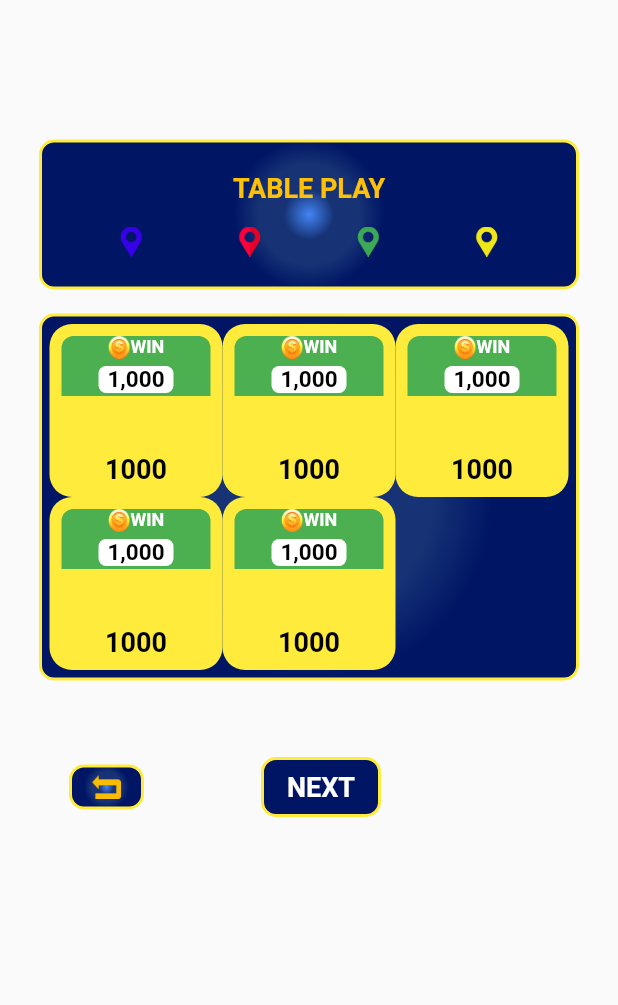
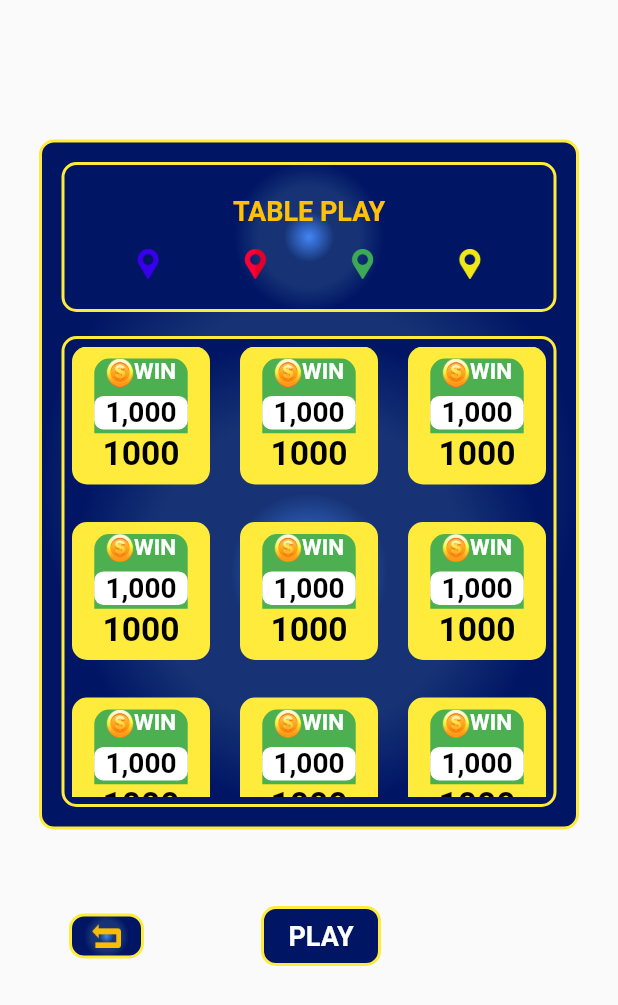
Before and after one commit to DineshSinghAndroid/ludo, a Flutter app: the TablePlay widget shown alone on an empty page, opened directly, on a phone screen of 412 x 824 dp. Shown: the top 1005 px of the screen. Run offline on Flutter 3.47's test engine with Material 2 defaults, Android fonts, the phone set to English and light mode, and no system bars; our stand-ins replace equatable.

Commit message:
code push sunday 20 july

```diff
--- a/lib/ludo_ui/playerOnline.dart
+++ b/lib/ludo_ui/play_online/playerOnline.dart
@@ -2,7 +2,7 @@
 import 'package:ludo/ludo_ui/play_offline/play_offline_players.dart';
 import 'package:ludo/ludo_ui/reusable/empty_reusable_container.dart';
 import 'package:ludo/ludo_ui/reusable/reusable_container.dart';
-import 'package:ludo/ludo_ui/select_playertype_online.dart';
+import 'package:ludo/ludo_ui/play_online/select_playertype_online.dart';
 
 class PlayOnline extends StatelessWidget {
   const PlayOnline({super.key});
--- a/lib/ludo_ui/select_playertype_online.dart
+++ b/lib/ludo_ui/play_online/select_playertype_online.dart
@@ -2,7 +2,7 @@
 import 'package:ludo/ludo_ui/play_offline/play_offline_players.dart';
 import 'package:ludo/ludo_ui/reusable/empty_reusable_container.dart';
 import 'package:ludo/ludo_ui/reusable/reusable_container.dart';
-import 'package:ludo/ludo_ui/table_play.dart';
+import 'package:ludo/ludo_ui/play_online/table_play.dart';
 
 class SelectPlayerOnline extends StatelessWidget {
   const SelectPlayerOnline({super.key});
--- /dev/null
+++ b/lib/ludo_ui/play_online/table_play.dart
@@ -0,0 +1,237 @@
+import 'package:flutter/material.dart';
+import 'package:ludo/ludo_ui/play_offline/play_offline_players.dart';
+import 'package:ludo/ludo_ui/reusable/empty_reusable_container.dart';
+import 'package:ludo/ludo_ui/reusable/reusable_container.dart';
+
+class TablePlay extends StatelessWidget {
+  const TablePlay({super.key});
+
+  @override
+  Widget build(BuildContext context) {
+    return SizedBox(
+      width: MediaQuery.of(context).size.width,
+      child: Padding(
+        padding: const EdgeInsets.symmetric(horizontal: 18.0),
+        child: Column(
+          mainAxisAlignment: MainAxisAlignment.start,
+          children: [
+            const SizedBox(
+              height: 50,
+            ),
+            Padding(
+              padding: const EdgeInsets.symmetric(vertical: 35.0),
+              child: Column(
+                mainAxisAlignment: MainAxisAlignment.center,
+                crossAxisAlignment: CrossAxisAlignment.center,
+                children: [
+                  ReusableEmptyContainer(
+                    widget: Column(
+                      children: [
+                        ReusableEmptyContainer(
+                          //  height: 50,
+                          //  width: 200,
+                          widget: Padding(
+                            padding: const EdgeInsets.all(15.0),
+                            child: Column(
+                              children: [
+                                const Text(
+                                  "TABLE PLAY",
+                                  style: TextStyle(
+                                    color: Colors.amber,
+                                    fontWeight: FontWeight.w600,
+                                    fontSize: 18,
+                                  ),
+                                ),
+                                const SizedBox(
+                                  height: 15,
+                                ),
+                                Row(
+                                  mainAxisAlignment:
+                                      MainAxisAlignment.spaceAround,
+                                  children: [
+                                    Image.asset(
+                                      "assets/ludo/bluepoint.png",
+                                      height: 20,
+                                      width: 20,
+                                    ),
+                                    Image.asset(
+                                      "assets/ludo/redpoint.png",
+                                      height: 20,
+                                      width: 20,
+                                    ),
+                                    Image.asset(
+                                      "assets/ludo/greenpoint.png",
+                                      height: 20,
+                                      width: 20,
+                                    ),
+                                    Image.asset(
+                                      "assets/ludo/yellowpoint.png",
+                                      height: 20,
+                                      width: 20,
+                                    ),
+                                  ],
+                                )
+                              ],
+                            ),
+                          ),
+                        ),
+                        ReusableEmptyContainer(
+                          widget: SingleChildScrollView(
+                            child: SizedBox(
+                              height: 300,
+                              child: GridView.builder(
+                                scrollDirection: Axis.vertical,
+                                itemCount: 10,
+                                shrinkWrap: true,
+                                physics: const ScrollPhysics(),
+                                gridDelegate:
+                                    const SliverGridDelegateWithFixedCrossAxisCount(
+                                  crossAxisCount: 3,
+                                      mainAxisSpacing: 25,
+                                      crossAxisSpacing: 20,
+                                ),
+                                itemBuilder: (BuildContext context, int index) {
+                                  return Container(
+                                    height: 90,
+                                    width: 90,
+                                    decoration: BoxDecoration(
+                                      color: Colors.yellow,
+                                      borderRadius: BorderRadius.circular(10,),
+                                    ),
+                                    padding: const EdgeInsets.all(8),
+                                    child: FittedBox(
+                                      child: Column(
+                                        mainAxisAlignment:
+                                            MainAxisAlignment.spaceBetween,
+                                        children: [
+                                          Container(
+                                            height: 40,
+                                            decoration: const BoxDecoration(
+                                              color: Colors.green,
+                                              borderRadius: BorderRadius.only(
+                                                topLeft: Radius.circular(8),
+                                                topRight: Radius.circular(8),
+                                              ),
+                                            ),
+                                            child: Column(
+                                              children: [
+                                                Row(
+                                                  mainAxisAlignment:
+                                                      MainAxisAlignment.center,
+                                                  crossAxisAlignment:
+                                                      CrossAxisAlignment.start,
+                                                  children: [
+                                                    Image.asset(
+                                                      'assets/ludo/coin.png',
+                                                      // Replace with your image path
+                                                      height: 15,
+                                                      width: 15,
+                                                    ),
+                                                    const Text(
+                                                      'WIN',
+                                                      style: TextStyle(
+                                                        color: Colors.white,
+                                                        fontSize: 12,
+                                                        fontWeight:
+                                                            FontWeight.bold,
+                                                      ),
+                                                    ),
+                                                  ],
+                                                ),
+                                                const SizedBox(height: 5),
+                                                Container(
+                                                  //  height: 8,
+                                                  width: 50,
+                                                  decoration: BoxDecoration(
+                                                    color: Colors.white,
+                                                    borderRadius:
+                                                        BorderRadius.circular(5),
+                                                  ),
+                                                  child: const Text(
+                                                    '1,000',
+                                                    textAlign: TextAlign.center,
+                                                    style: TextStyle(
+                                                      color: Colors.black,
+                                                      fontSize: 15,
+                                                      fontWeight: FontWeight.bold,
+                                                    ),
+                                                  ),
+                                                ),
+                                              ],
+                                            ),
+                                          ),
+                                          const Text(
+                                            '1000',
+                                            style: TextStyle(
+                                              color: Colors.black,
+                                              fontSize: 18,
+                                              fontWeight: FontWeight.bold,
+                                            ),
+                                          ),
+                                        ],
+                                      ),
+                                    ),
+                                  );
+                                },
+                              ),
+                            ),
+                          ),
+                        ),
+                      ],
+                    ),
+                  ),
+                ],
+              ),
+            ),
+            // const SizedBox(
+            //   height: 50,
+            // ),
+            Padding(
+              padding: const EdgeInsets.symmetric(horizontal: 20.0),
+              child: Row(
+                mainAxisAlignment: MainAxisAlignment.spaceBetween,
+                children: [
+                  InkWell(
+                    onTap: () {
+                      Navigator.of(context).pop();
+                    },
+                    child: ReusableEmptyContainer(
+                      height: 30,
+                      width: 50,
+                      widget: Image.asset(
+                        "assets/ludo/backicon.png",
+                        height: 25,
+                        width: 20,
+                      ),
+                    ),
+                  ),
+                  InkWell(
+                    onTap: () {
+                      Navigator.of(context).pop();
+                      // showModalBottomSheet<void>(
+                      //     context: context,
+                      //     isScrollControlled: true,
+                      //     backgroundColor: Colors.black38,
+                      //     builder: (BuildContext context) {
+                      //       return PlayOfflinePlayers();
+                      //     });
+                    },
+                    child: const ReusableColoredContainer(
+                      width: 80,
+                      height: 40,
+                      text: "PLAY",
+                      font_Size: 18,
+                    ),
+                  ),
+                  const SizedBox(
+                    width: 50,
+                  )
+                ],
+              ),
+            ),
+          ],
+        ),
+      ),
+    );
+  }
+}
--- a/lib/ludo_ui/select_game_type.dart
+++ b/lib/ludo_ui/select_game_type.dart
@@ -1,6 +1,6 @@
 import 'package:flutter/material.dart';
 import 'package:ludo/ludo_ui/play_offline/PlayOffline.dart';
-import 'package:ludo/ludo_ui/playerOnline.dart';
+import 'package:ludo/ludo_ui/play_online/playerOnline.dart';
 import 'package:ludo/ludo_ui/reusable/StringUtils.dart';
 import 'package:ludo/ludo_ui/reusable/background-widget.dart';
 import 'package:ludo/ludo_ui/reusable/colors_utils.dart';
--- a/lib/ludo_ui/table_play.dart
+++ b/lib/ludo_ui/settings/settings.dart
@@ -1,10 +1,9 @@
+/*
 import 'package:flutter/material.dart';
-import 'package:ludo/ludo_ui/play_offline/play_offline_players.dart';
-import 'package:ludo/ludo_ui/reusable/empty_reusable_container.dart';
-import 'package:ludo/ludo_ui/reusable/reusable_container.dart';
 
-class TablePlay extends StatelessWidget {
-  const TablePlay({super.key});
+
+class Settings extends StatelessWidget {
+  const Settings({super.key});
 
   @override
   Widget build(BuildContext context) {
@@ -80,7 +79,7 @@
                           shrinkWrap: true,
                           physics: ScrollPhysics(),
                           gridDelegate:
-                              const SliverGridDelegateWithFixedCrossAxisCount(
+                          const SliverGridDelegateWithFixedCrossAxisCount(
                             crossAxisCount: 3,
                           ),
                           itemBuilder: (BuildContext context, int index) {
@@ -94,7 +93,7 @@
                               padding: const EdgeInsets.all(8),
                               child: Column(
                                 mainAxisAlignment:
-                                    MainAxisAlignment.spaceBetween,
+                                MainAxisAlignment.spaceBetween,
                                 children: [
                                   Container(
                                     height: 40,
@@ -109,9 +108,9 @@
                                       children: [
                                         Row(
                                           mainAxisAlignment:
-                                              MainAxisAlignment.center,
+                                          MainAxisAlignment.center,
                                           crossAxisAlignment:
-                                              CrossAxisAlignment.start,
+                                          CrossAxisAlignment.start,
                                           children: [
                                             Image.asset(
                                               'assets/ludo/coin.png',
@@ -136,7 +135,7 @@
                                           decoration: BoxDecoration(
                                             color: Colors.white,
                                             borderRadius:
-                                                BorderRadius.circular(5),
+                                            BorderRadius.circular(5),
                                           ),
                                           child: const Text(
                                             '1,000',
@@ -222,3 +221,4 @@
     );
   }
 }
+*/
```
